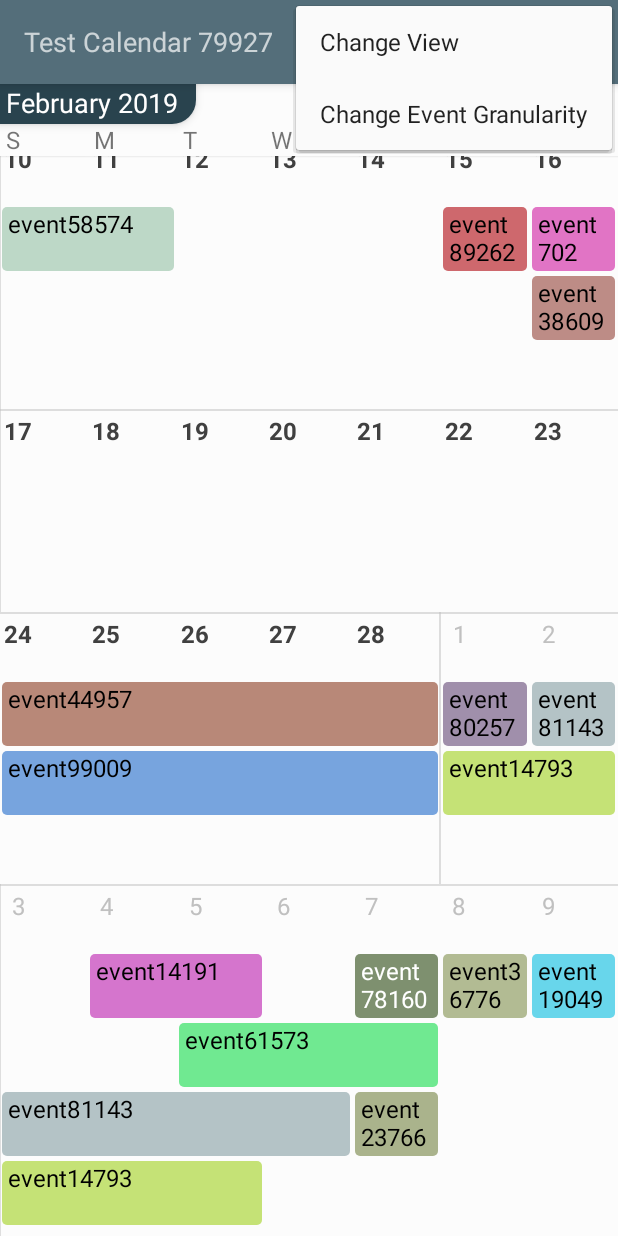
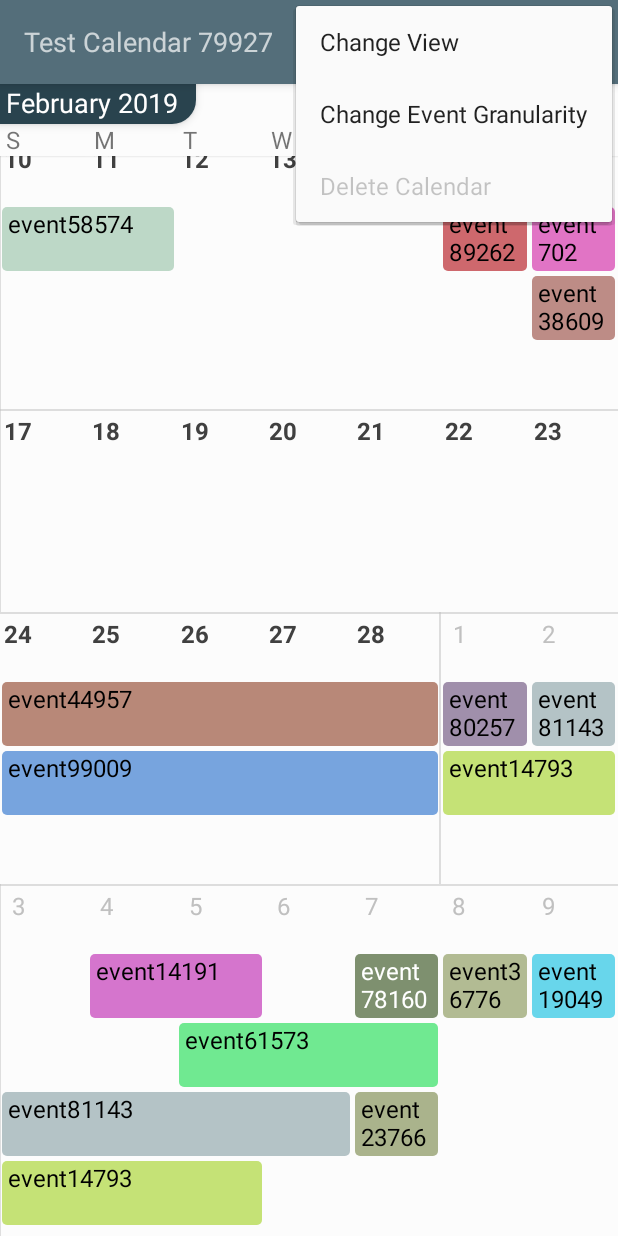
Before and after one commit to eugenexlin/quick-calendar, an Android app: the EditCalendarActivity screen opened directly, with no data from a screen before it, with the options menu open, on a phone screen of 412 x 824 dp. Run offline under Robolectric (Android 15) with nearby library versions, the light colour scheme and no system bars; our stand-ins replace ButterKnife, Room's generated code; libraries missing offline, so code that uses them is left out: android.arch.persistence.

Commit message:
implement delete calendar
delete calendar

```diff
--- a/app/src/main/java/com/djdenpa/quickcalendar/views/activities/EditCalendarActivity.java
+++ b/app/src/main/java/com/djdenpa/quickcalendar/views/activities/EditCalendarActivity.java
@@ -3,6 +3,7 @@ package com.djdenpa.quickcalendar.views.activities;
 import android.arch.lifecycle.ViewModelProviders;
 import android.content.Intent;
 import android.support.v4.app.FragmentManager;
+import android.support.v7.app.AlertDialog;
 import android.support.v7.app.AppCompatActivity;
 import android.os.Bundle;
 import android.support.v7.widget.Toolbar;
@@ -20,7 +21,7 @@ import com.djdenpa.quickcalendar.viewmodels.EditCalendarViewModel;
 import com.djdenpa.quickcalendar.views.fragments.EditCalendarFragment;
 
 
-public class EditCalendarActivity extends AppCompatActivity implements EditCalendarFragment.SaveEnabledHandler {
+public class EditCalendarActivity extends AppCompatActivity implements EditCalendarFragment.MenuEnabledHandler {
 
   public static final String EXTRA_CALENDAR_ID = "EXTRA_CALENDAR_ID";
 
@@ -31,6 +32,7 @@ public class EditCalendarActivity extends AppCompatActivity implements EditCalen
   private int mCalendarId = DEFAULT_TASK_ID;
 
   private boolean mCanSave = false;
+  private boolean mCanDelete = false;
 
   private EditCalendarViewModel mViewModel;
 
@@ -78,6 +80,10 @@ public class EditCalendarActivity extends AppCompatActivity implements EditCalen
       MenuItem item = menu.findItem(R.id.action_save_calendar);
       item.setEnabled(false);
     }
+    if (!mCanDelete) {
+      MenuItem item = menu.findItem(R.id.action_delete_calendar);
+      item.setEnabled(false);
+    }
 
     return true;
   }
@@ -102,6 +108,17 @@ public class EditCalendarActivity extends AppCompatActivity implements EditCalen
       mEditCalendarFragment.saveCalendar();
       return true;
     }
+    if (id == R.id.action_delete_calendar) {
+      new AlertDialog.Builder(this)
+              .setTitle("Delete Calendar")
+              .setMessage("Do you really want to delete?")
+              .setIcon(android.R.drawable.ic_dialog_alert)
+              .setPositiveButton(android.R.string.yes, (dialog, whichButton) -> mEditCalendarFragment.deleteCalendar())
+              .setNegativeButton(android.R.string.no, null)
+              .show();
+
+      return true;
+    }
 
 
     return super.onOptionsItemSelected(item);
@@ -109,6 +126,12 @@ public class EditCalendarActivity extends AppCompatActivity implements EditCalen
 
   public void toggleSaveButton( boolean isEnabled) {
     mCanSave = isEnabled;
+    invalidateOptionsMenu();
+  }
+
+  @Override
+  public void toggleDeleteButton(boolean isEnabled) {
+    mCanDelete = isEnabled;
     invalidateOptionsMenu();
   }
 
--- a/app/src/main/java/com/djdenpa/quickcalendar/views/fragments/EditCalendarFragment.java
+++ b/app/src/main/java/com/djdenpa/quickcalendar/views/fragments/EditCalendarFragment.java
@@ -1,6 +1,5 @@
 package com.djdenpa.quickcalendar.views.fragments;
 
-import android.arch.lifecycle.ViewModelProviders;
 import android.os.Bundle;
 import android.support.annotation.Nullable;
 import android.support.constraint.ConstraintLayout;
@@ -64,7 +63,7 @@ public class EditCalendarFragment extends Fragment
 
   // this is for opening dialog
   private AppCompatActivity mActivity;
-  private SaveEnabledHandler mSaveEnabledHandler;
+  private MenuEnabledHandler mMenuEnabledHandler;
 
   private int mCurrentYear = -1;
   private int mCurrentMonth = -1;
@@ -89,7 +88,7 @@ public class EditCalendarFragment extends Fragment
 
   public void setActivity(EditCalendarActivity activity) {
     mActivity = activity;
-    mSaveEnabledHandler = activity;
+    mMenuEnabledHandler = activity;
   }
 
   @Override
@@ -193,7 +192,7 @@ public class EditCalendarFragment extends Fragment
   }
 
   private void PromptChangeName(){
-    mSaveEnabledHandler.toggleSaveButton(true);
+    mMenuEnabledHandler.toggleSaveButton(true);
 
     EditCalendarNameDialog dialog = new EditCalendarNameDialog();
     Bundle args = new Bundle();
@@ -253,7 +252,7 @@ public class EditCalendarFragment extends Fragment
 
 
   public void PromptEditEvent(Event event){
-    mSaveEnabledHandler.toggleSaveButton(true);
+    mMenuEnabledHandler.toggleSaveButton(true);
 
     EditCalendarEventDialog dialog = new EditCalendarEventDialog();
     Bundle args = new Bundle();
@@ -355,6 +354,7 @@ public class EditCalendarFragment extends Fragment
         tvCalendarName.setText(calendar.name);
       }
       mAdapter.setData(mViewModel.getActiveEventSet());
+      mMenuEnabledHandler.toggleDeleteButton(mViewModel.activeCalendar.getValue().id != 0);
     });
 
     //fetch earliest event, it will be base scroll
@@ -368,8 +368,19 @@ public class EditCalendarFragment extends Fragment
 
   }
 
-  public interface SaveEnabledHandler {
+  public void deleteCalendar() {
+    QuickCalendarExecutors.getInstance().diskIO().execute(() -> {
+      mDB.calendarDao().deleteCalendar(mViewModel.activeCalendar.getValue());
+      QuickCalendarExecutors.getInstance().mainThread().execute(() -> {
+        Toast.makeText(getContext(), "Calendar Deleted", Toast.LENGTH_SHORT).show();
+        getActivity().finish();
+      });
+    });
+  }
+
+  public interface MenuEnabledHandler {
     void toggleSaveButton(boolean isEnabled);
+    void toggleDeleteButton(boolean isEnabled);
   }
 
   public void saveCalendar() {
@@ -381,7 +392,7 @@ public class EditCalendarFragment extends Fragment
       } else{
         mDB.calendarDao().updateCalendar(mViewModel.activeCalendar.getValue());
       }
-      mSaveEnabledHandler.toggleSaveButton(false);
+      mMenuEnabledHandler.toggleSaveButton(false);
       QuickCalendarExecutors.getInstance().mainThread().execute(() -> {
         Toast.makeText(getContext(), "Calendar Saved", Toast.LENGTH_SHORT).show();
       });
--- a/app/src/main/res/menu/menu_calendar_edit.xml
+++ b/app/src/main/res/menu/menu_calendar_edit.xml
@@ -26,4 +26,10 @@
       android:orderInCategory="4"
       android:title="@string/menu_change_granularity"
       app:showAsAction="ifRoom"/>
+
+  <item
+      android:id="@+id/action_delete_calendar"
+      android:orderInCategory="5"
+      android:title="@string/menu_delete_calendar"
+      app:showAsAction="ifRoom"/>
 </menu>
--- a/app/src/main/res/values/strings.xml
+++ b/app/src/main/res/values/strings.xml
@@ -37,6 +37,8 @@
   <string name="preference_calendar_day_granularity">calendar_day_granularity</string>
   <string name="preference_calendar_display_mode">calendar_display_mode</string>
 
+  <string name="menu_save">Save</string>
+  <string name="menu_delete_calendar">Delete Calendar</string>
   <string name="menu_change_granularity">Change Event Granularity</string>
   <string name="menu_add_event">Add Event</string>
   <string name="menu_change_view">Change View</string>
@@ -79,7 +81,6 @@
   <string name="after_month">/</string>
   <string name="after_day"/>
   <string name="format_2_digit">%1$02d</string>
-  <string name="menu_save">Save</string>
   <string name="set_by_duration">SET BY DURATION</string>
   <string name="set_button">SET</string>
   <string name="cancel_button">CANCEL</string>
```
